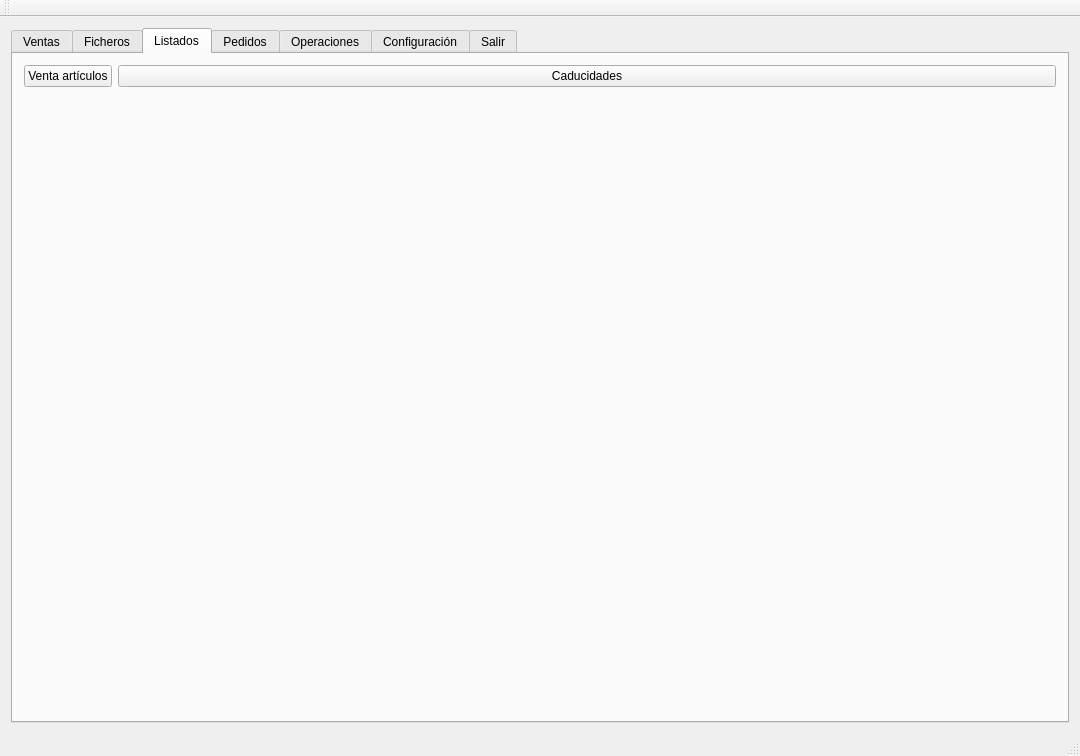
This is tienda.ui in Ladis72/tienda as Qt 5 draws it before an edit. The edited form follows.
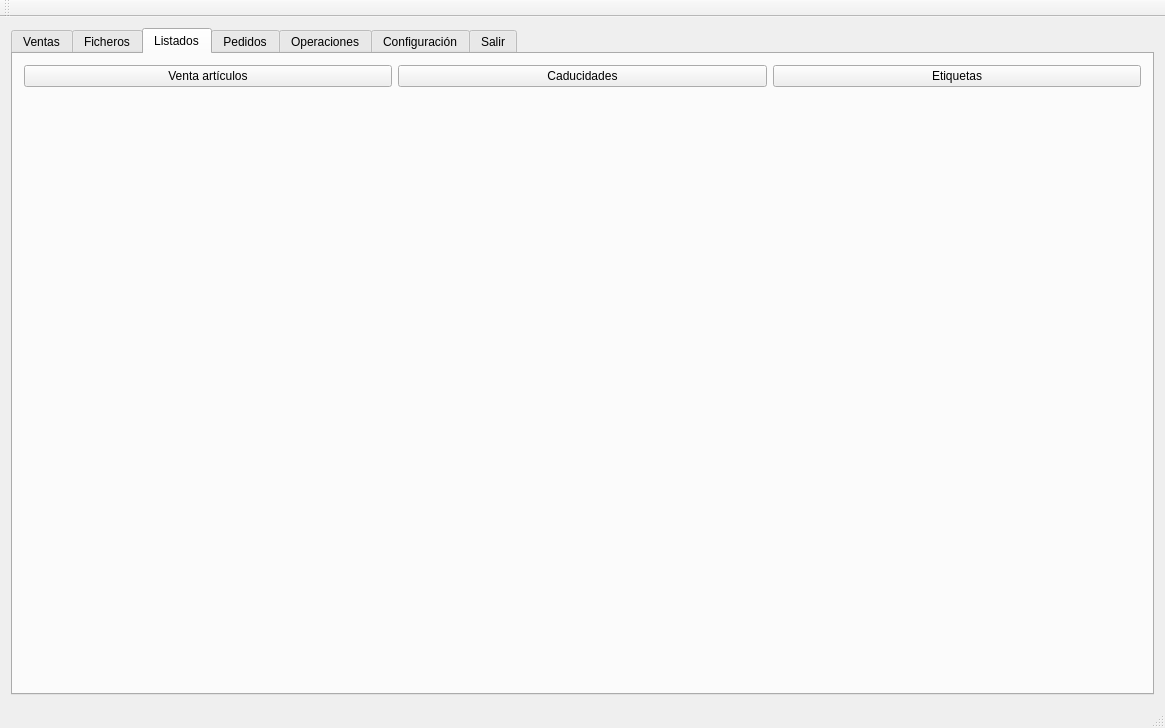
This is the edited form. The open tabs and pages were chosen to show the change.

```diff
--- a/tienda.ui
+++ b/tienda.ui
@@ -6,18 +6,16 @@
    <rect>
     <x>0</x>
     <y>0</y>
-    <width>1080</width>
-    <height>756</height>
+    <width>1165</width>
+    <height>728</height>
    </rect>
   </property>
   <property name="windowTitle">
    <string>Tienda</string>
   </property>
   <widget class="QWidget" name="centralWidget">
-   <layout class="QHBoxLayout" name="horizontalLayout_4">
-    <item>
      <layout class="QGridLayout" name="gridLayout">
-      <item row="1" column="0">
+    <item row="0" column="0">
        <widget class="QTabWidget" name="tab">
         <property name="currentIndex">
          <number>0</number>
@@ -164,7 +162,7 @@
          <attribute name="title">
           <string>Listados</string>
          </attribute>
-         <layout class="QFormLayout" name="formLayout">
+       <layout class="QGridLayout" name="gridLayout_2">
           <item row="0" column="0">
            <widget class="QPushButton" name="pushButton_2">
             <property name="text">
@@ -179,6 +177,26 @@
             </property>
            </widget>
           </item>
+        <item row="0" column="2">
+         <widget class="QPushButton" name="pushButtonEtiquetas">
+          <property name="text">
+           <string>Etiquetas</string>
+          </property>
+         </widget>
+        </item>
+        <item row="1" column="1">
+         <spacer name="verticalSpacer_5">
+          <property name="orientation">
+           <enum>Qt::Vertical</enum>
+          </property>
+          <property name="sizeHint" stdset="0">
+           <size>
+            <width>20</width>
+            <height>40</height>
+           </size>
+          </property>
+         </spacer>
+        </item>
          </layout>
         </widget>
         <widget class="QWidget" name="TabPedidos">
@@ -298,8 +316,6 @@
          </widget>
         </widget>
        </widget>
-      </item>
-     </layout>
     </item>
    </layout>
   </widget>
```
Left out of the diff: 11 changed lines with no effect on the pictures. Lines whose indentation alone changed are shown as unchanged.
